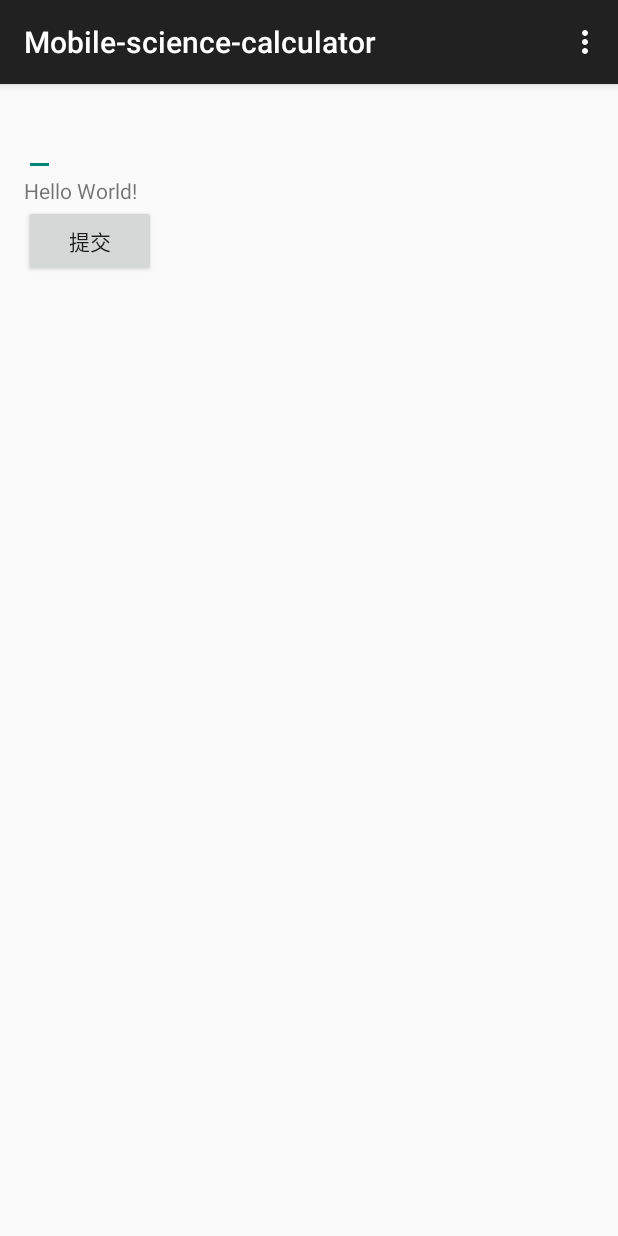
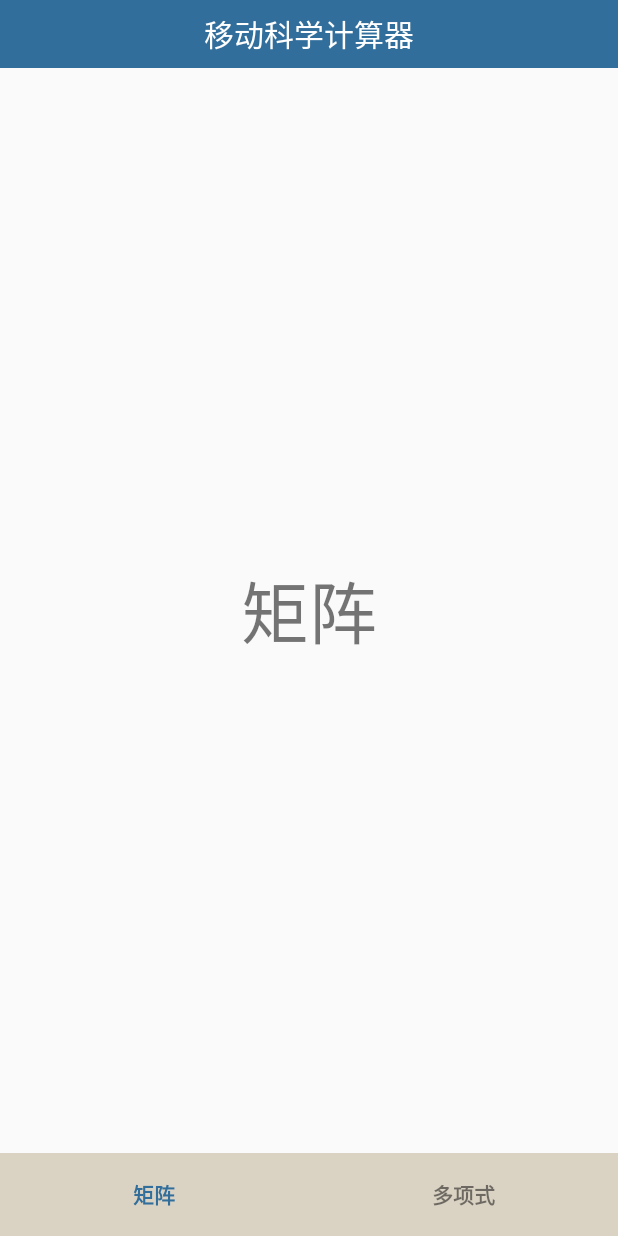
Before and after one commit to IADA-LZU/Mobile-science-calculator, an Android app: the screen it shows after launch (MainActivity), on a phone screen of 412 x 824 dp. Run offline under Robolectric (Android 15) with nearby library versions, the phone set to English and light mode, and no system bars.

Commit message:
use new UI

```diff
--- a/app/src/main/java/cn/iada_lzu/mobile_science_calculator/MainActivity.java
+++ b/app/src/main/java/cn/iada_lzu/mobile_science_calculator/MainActivity.java
@@ -1,78 +1,147 @@
 package cn.iada_lzu.mobile_science_calculator;
 
+import java.util.ArrayList;
+import java.util.List;
+
 import android.os.Bundle;
-import android.support.v7.app.ActionBarActivity;
-import android.view.Menu;
-import android.view.MenuItem;
+import android.support.v4.app.Fragment;
+import android.support.v4.app.FragmentActivity;
+import android.support.v4.app.FragmentPagerAdapter;
+import android.support.v4.view.ViewPager;
+import android.support.v4.view.ViewPager.OnPageChangeListener;
 import android.view.View;
-import android.widget.EditText;
+import android.view.View.OnClickListener;
+import android.view.Window;
+import android.widget.ImageButton;
+import android.widget.LinearLayout;
 import android.widget.TextView;
-import android.widget.Toast;
 
-public class MainActivity extends ActionBarActivity implements View.OnClickListener{
 
-    ClientSocket socket;
+public class MainActivity extends FragmentActivity implements OnClickListener {
+    private ViewPager mViewPager;
+    private FragmentPagerAdapter mAdapter;
+    private List<Fragment> mFragments;
+
+    private LinearLayout mTabMatrix;
+    private LinearLayout mTabPoly;
+
+    private TextView MatrixText;
+    private TextView PolyText;
+
 
     @Override
     protected void onCreate(Bundle savedInstanceState) {
         super.onCreate(savedInstanceState);
+        requestWindowFeature(Window.FEATURE_NO_TITLE);
         setContentView(R.layout.activity_main);
-        findViewById(R.id.bt1).setOnClickListener(this);
+
+        initView();
+        initEvent();
+
+        setSelect(0);
+    }
+
+    private void initEvent() {
+        mTabMatrix.setOnClickListener(this);
+        mTabPoly.setOnClickListener(this);
+    }
+
+    private void initView() {
+        mViewPager = (ViewPager) findViewById(R.id.id_viewpager);
+
+        mTabMatrix = (LinearLayout) findViewById(R.id.id_tab_matrix);
+        mTabPoly = (LinearLayout) findViewById(R.id.id_tab_polynomial);
+
+        MatrixText = (TextView) findViewById(R.id.matrix_text);
+        PolyText = (TextView) findViewById(R.id.polynomial_text);
+
+        mFragments = new ArrayList<Fragment>();
+        Fragment mTab01 = new MatrixFragment();
+        Fragment mTab02 = new PolyFragment();
+
+        mFragments.add(mTab01);
+        mFragments.add(mTab02);
+
+
+        mAdapter = new FragmentPagerAdapter(getSupportFragmentManager()) {
+
+            @Override
+            public int getCount() {
+                return mFragments.size();
             }
 
             @Override
-    public boolean onCreateOptionsMenu(Menu menu) {
-        // Inflate the menu; this adds items to the action bar if it is present.
-        getMenuInflater().inflate(R.menu.menu_main, menu);
-        return true;
+            public Fragment getItem(int arg0) {
+                return mFragments.get(arg0);
+            }
+        };
+        mViewPager.setAdapter(mAdapter);
+
+        mViewPager.setOnPageChangeListener(new OnPageChangeListener() {
+
+            @Override
+            public void onPageSelected(int arg0) {
+                int currentItem = mViewPager.getCurrentItem();
+                setTab(currentItem);
             }
 
             @Override
-    public boolean onOptionsItemSelected(MenuItem item) {
-        // Handle action bar item clicks here. The action bar will
-        // automatically handle clicks on the Home/Up button, so long
-        // as you specify a parent activity in AndroidManifest.xml.
-        int id = item.getItemId();
+            public void onPageScrolled(int arg0, float arg1, int arg2) {
+                // TODO Auto-generated method stub
 
-        //noinspection SimplifiableIfStatement
-        if (id == R.id.action_settings) {
-            return true;
             }
 
-        return super.onOptionsItemSelected(item);
-    }
+            @Override
+            public void onPageScrollStateChanged(int arg0) {
+                // TODO Auto-generated method stub
 
-    public void onClick(View v) {
-        switch (v.getId())
-        {
-            case R.id.bt1:
-                socket = new ClientSocket();
-                findViewById(R.id.progressBar).setVisibility(View.VISIBLE);
-                socket.requestResult(((EditText)findViewById(R.id.et1)).getText().toString(), new ClientSocket.CallOver() {
-                    @Override
-                    public void onError(final String emsg) {
-                        runOnUiThread(new Runnable() {
-                            @Override
-                            public void run() {
-                                Toast.makeText(MainActivity.this,emsg,Toast.LENGTH_SHORT).show();
-                                findViewById(R.id.progressBar).setVisibility(View.GONE);
             }
         });
     }
 
     @Override
-                    public void onFinished(final String result) {
-                        runOnUiThread(new Runnable() {
-                            @Override
-                            public void run() {
-                                ((TextView)findViewById(R.id.tv1)).setText(result);
-                                findViewById(R.id.progressBar).setVisibility(View.GONE);
+    public void onClick(View v) {
+        switch (v.getId()) {
+            case R.id.id_tab_matrix:
+                setSelect(0);
+                break;
+            case R.id.id_tab_polynomial:
+                setSelect(1);
+                break;
+
+            default:
+                break;
         }
-                        });
     }
-                });
+
+    private void setSelect(int i) {
+        setTab(i);
+        mViewPager.setCurrentItem(i);
+    }
+
+    private void setTab(int i)
+    {
+        resetImgs();
+        // 设置图片为亮色
+        // 切换内容区域
+        switch (i)
+        {
+            case 0:
+                MatrixText.setTextColor(this.getResources().getColor(R.color.blue));
+                break;
+            case 1:
+                PolyText.setTextColor(this.getResources().getColor(R.color.blue));
                 break;
 
         }
     }
+
+    /**
+     * 切换图片至暗色
+     */
+    private void resetImgs() {
+        MatrixText.setTextColor(this.getResources().getColor(R.color.half_transparent));
+        PolyText.setTextColor(this.getResources().getColor(R.color.half_transparent));
     }
+
+}
--- /dev/null
+++ b/app/src/main/java/cn/iada_lzu/mobile_science_calculator/MatrixFragment.java
@@ -0,0 +1,18 @@
+package cn.iada_lzu.mobile_science_calculator;
+
+import android.os.Bundle;
+import android.support.v4.app.Fragment;
+import android.view.LayoutInflater;
+import android.view.View;
+import android.view.ViewGroup;
+
+/**
+ * Created by aerber on 16-4-16.
+ */
+public class MatrixFragment extends Fragment {
+    @Override
+    public View onCreateView(LayoutInflater inflater, ViewGroup container,
+                             Bundle savedInstanceState) {
+        return inflater.inflate(R.layout.matrix, container, false);
+    }
+}
--- /dev/null
+++ b/app/src/main/java/cn/iada_lzu/mobile_science_calculator/PolyFragment.java
@@ -0,0 +1,18 @@
+package cn.iada_lzu.mobile_science_calculator;
+
+import android.os.Bundle;
+import android.support.v4.app.Fragment;
+import android.view.LayoutInflater;
+import android.view.View;
+import android.view.ViewGroup;
+
+/**
+ * Created by aerber on 16-4-16.
+ */
+public class PolyFragment extends Fragment {
+    @Override
+    public View onCreateView(LayoutInflater inflater, ViewGroup container,
+                             Bundle savedInstanceState) {
+        return inflater.inflate(R.layout.polynomial, container, false);
+    }
+}
--- a/app/src/main/res/layout/activity_main.xml
+++ b/app/src/main/res/layout/activity_main.xml
@@ -1,41 +1,19 @@
 <?xml version="1.0" encoding="utf-8"?>
-<RelativeLayout
-    xmlns:android="http://schemas.android.com/apk/res/android"
+<LinearLayout xmlns:android="http://schemas.android.com/apk/res/android"
     xmlns:tools="http://schemas.android.com/tools"
     android:layout_width="match_parent"
     android:layout_height="match_parent"
-    android:paddingLeft="@dimen/activity_horizontal_margin"
-    android:paddingRight="@dimen/activity_horizontal_margin"
-    android:paddingTop="@dimen/activity_vertical_margin"
-    android:paddingBottom="@dimen/activity_vertical_margin"
-    tools:context="cn.iada_lzu.mobile_science_calculator.MainActivity">
+    android:orientation="vertical" >
 
-    <EditText
-        android:layout_width="wrap_content"
-        android:layout_height="wrap_content"
-        android:id="@+id/et1" />
+    <include layout="@layout/top" />
 
-    <TextView
-        android:text="Hello World!"
-        android:layout_width="wrap_content"
-        android:layout_height="wrap_content"
-        android:layout_below="@+id/et1"
-        android:id="@+id/tv1" />
+    <android.support.v4.view.ViewPager
+        android:id="@+id/id_viewpager"
+        android:layout_width="fill_parent"
+        android:layout_height="0dp"
+        android:layout_weight="1" >
+    </android.support.v4.view.ViewPager>
 
-    <Button
-        android:layout_width="wrap_content"
-        android:layout_height="wrap_content"
-        android:text="提交"
-        android:id="@+id/bt1"
-        android:layout_below="@+id/tv1" />
+    <include layout="@layout/bottom" />
 
-    <ProgressBar
-        style="?android:attr/progressBarStyleLarge"
-        android:layout_width="wrap_content"
-        android:layout_height="wrap_content"
-        android:id="@+id/progressBar"
-        android:layout_centerVertical="true"
-        android:layout_centerHorizontal="true"
-        android:visibility="gone" />
-
-</RelativeLayout>
+</LinearLayout>
--- /dev/null
+++ b/app/src/main/res/layout/bottom.xml
@@ -0,0 +1,43 @@
+<?xml version="1.0" encoding="utf-8"?>
+<LinearLayout xmlns:android="http://schemas.android.com/apk/res/android"
+    android:layout_width="match_parent"
+    android:layout_height="55dp"
+    android:background="@color/button_gery"
+    android:orientation="horizontal">
+
+    <LinearLayout
+        android:id="@+id/id_tab_matrix"
+        android:layout_width="0dp"
+        android:layout_height="fill_parent"
+        android:layout_weight="1"
+        android:gravity="center"
+        android:orientation="vertical">
+
+
+        <TextView
+            android:id="@+id/matrix_text"
+            android:layout_width="wrap_content"
+            android:layout_height="wrap_content"
+            android:text="@string/matrix"
+            android:textStyle="bold"/>
+    </LinearLayout>
+
+    <LinearLayout
+        android:id="@+id/id_tab_polynomial"
+        android:layout_width="0dp"
+        android:layout_height="fill_parent"
+        android:layout_weight="1"
+        android:gravity="center"
+        android:orientation="vertical">
+
+
+        <TextView
+            android:id="@+id/polynomial_text"
+            android:layout_width="wrap_content"
+            android:layout_height="wrap_content"
+            android:text="@string/polynomial"
+            android:textStyle="bold"/>
+    </LinearLayout>
+
+
+</LinearLayout>
--- /dev/null
+++ b/app/src/main/res/layout/matrix.xml
@@ -0,0 +1,14 @@
+<?xml version="1.0" encoding="utf-8"?>
+<LinearLayout xmlns:android="http://schemas.android.com/apk/res/android"
+    android:layout_width="match_parent"
+    android:layout_height="match_parent"
+    android:gravity="center">
+
+    <TextView
+        android:layout_width="wrap_content"
+        android:layout_height="wrap_content"
+        android:layout_gravity="center_vertical"
+        android:text="@string/matrix"
+        android:textSize="45sp" />
+
+</LinearLayout>
--- /dev/null
+++ b/app/src/main/res/layout/polynomial.xml
@@ -0,0 +1,14 @@
+<?xml version="1.0" encoding="utf-8"?>
+<LinearLayout xmlns:android="http://schemas.android.com/apk/res/android"
+    android:layout_width="match_parent"
+    android:layout_height="match_parent"
+    android:gravity="center">
+
+    <TextView
+        android:layout_width="wrap_content"
+        android:layout_height="wrap_content"
+        android:layout_gravity="center_vertical"
+        android:text="@string/polynomial"
+        android:textSize="45sp" />
+
+</LinearLayout>
--- /dev/null
+++ b/app/src/main/res/layout/top.xml
@@ -0,0 +1,18 @@
+<?xml version="1.0" encoding="utf-8"?>
+<LinearLayout xmlns:android="http://schemas.android.com/apk/res/android"
+    android:layout_width="match_parent"
+    android:layout_height="45dp"
+    android:gravity="center"
+    android:orientation="vertical"
+    android:background="@color/blue">
+
+    <TextView
+        android:layout_width="wrap_content"
+        android:layout_height="wrap_content"
+        android:layout_gravity="center"
+        android:text="@string/app_name"
+        android:textColor="@color/white"
+        android:textSize="20sp"
+        />
+
+</LinearLayout>
--- a/app/src/main/res/menu/menu_main.xml
+++ /dev/null
@@ -1,9 +0,0 @@
-<menu xmlns:android="http://schemas.android.com/apk/res/android"
-    xmlns:app="http://schemas.android.com/apk/res-auto"
-    xmlns:tools="http://schemas.android.com/tools"
-    tools:context="cn.iada_lzu.mobile_science_calculator.MainActivity" >
-    <item android:id="@+id/action_settings"
-        android:title="@string/action_settings"
-        android:orderInCategory="100"
-        app:showAsAction="never" />
-</menu>
--- /dev/null
+++ b/app/src/main/res/values/colors.xml
@@ -0,0 +1,15 @@
+<?xml version="1.0" encoding="utf-8"?>
+<resources>
+    <color name="color_actionbar">#263649</color>
+    <color name="black">#000000</color>
+    <color name="tab_color">#ff5a82b3</color>
+    <color name="button_gery">#dad3c4</color>
+    <color name="white">#FFFFFF</color>
+
+    <!-- 蓝色 -->
+    <color name="blue">#316e9b</color>
+
+    <color name="half_transparent">#80000000</color>
+
+
+</resources>
--- a/app/src/main/res/values/strings.xml
+++ b/app/src/main/res/values/strings.xml
@@ -1,4 +1,5 @@
 <resources>
-    <string name="app_name">Mobile-science-calculator</string>
-    <string name="action_settings">Settings</string>
+    <string name="app_name">移动科学计算器</string>
+    <string name="matrix">矩阵</string>
+    <string name="polynomial">多项式</string>
 </resources>
```
Also changed, not shown: 1 other file. Lines whose indentation alone changed are shown as unchanged.
